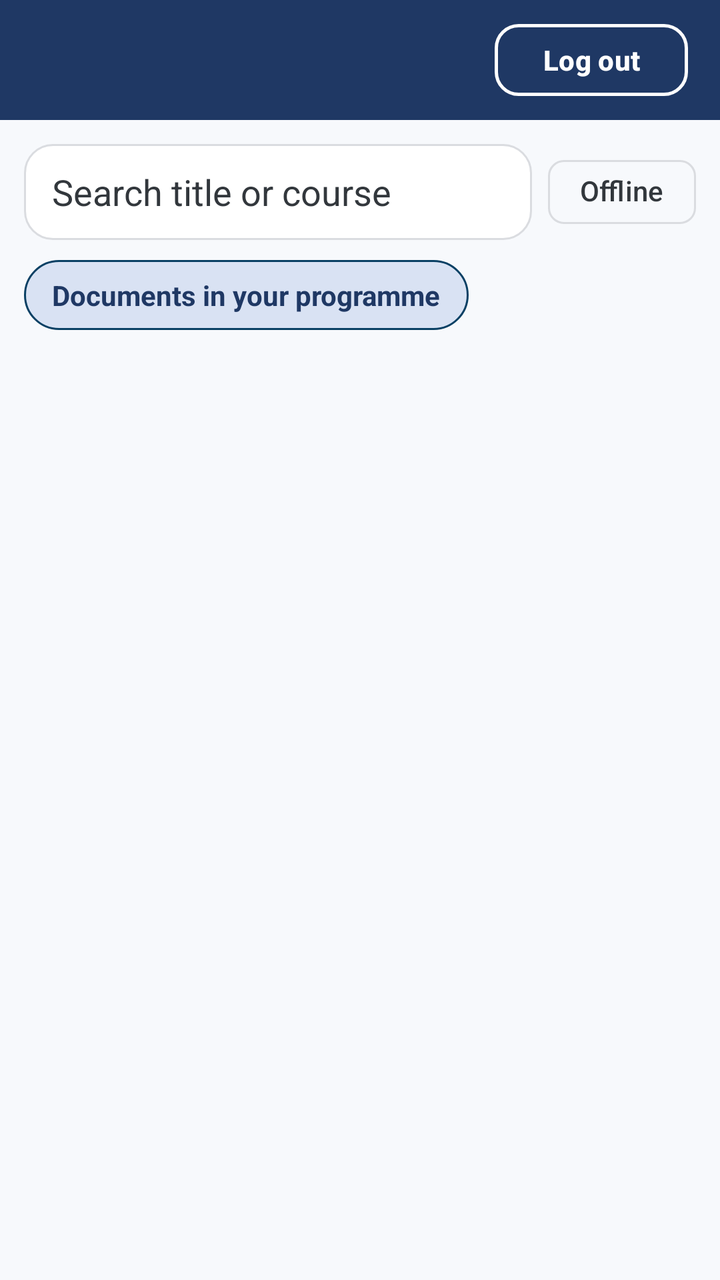
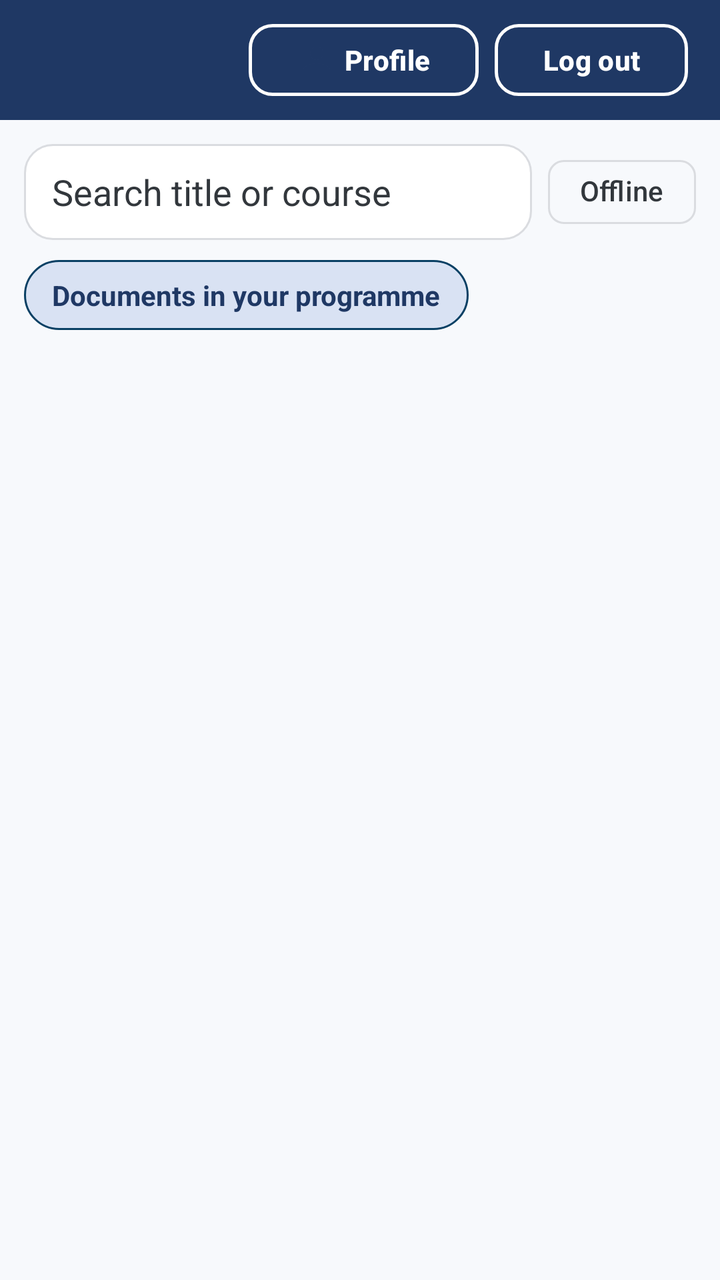

An Android layout rendered at two revisions. The XML below is the earlier revision; the diff shows what the commit changed to produce the second picture.
<!-- AndroidManifest.xml: application theme Theme.UniLib -->
<!-- res/layout/part_home_top.xml -->
<?xml version="1.0" encoding="utf-8"?>
<LinearLayout xmlns:android="http://schemas.android.com/apk/res/android"
    xmlns:app="http://schemas.android.com/apk/res-auto"
    android:layout_width="match_parent"
    android:layout_height="wrap_content"
    android:orientation="vertical">

    <RelativeLayout
        android:layout_width="match_parent"
        android:layout_height="wrap_content"
        android:background="@color/unilib_primary"
        android:paddingHorizontal="@dimen/spacing_m"
        android:paddingVertical="@dimen/spacing_s">

        <LinearLayout
            android:id="@+id/layoutStudentProfile"
            android:layout_width="wrap_content"
            android:layout_height="wrap_content"
            android:layout_alignParentStart="true"
            android:layout_centerVertical="true"
            android:layout_toStartOf="@id/btnLogout"
            android:clickable="true"
            android:focusable="true"
            android:orientation="vertical">

            <TextView
                android:id="@+id/tvWelcome"
                android:layout_width="wrap_content"
                android:layout_height="wrap_content"
                android:ellipsize="end"
                android:maxLines="1"
                android:textColor="@android:color/white"
                android:textSize="18sp"
                android:textStyle="bold" />

            <TextView
                android:id="@+id/tvStudentEmail"
                android:layout_width="wrap_content"
                android:layout_height="wrap_content"
                android:ellipsize="end"
                android:maxLines="1"
                android:textColor="@color/unilib_header_subtitle"
                android:textSize="12sp" />
        </LinearLayout>

        <com.google.android.material.button.MaterialButton
            android:id="@+id/btnLogout"
            style="@style/UniLib.Button.OutlinedLight"
            android:layout_width="wrap_content"
            android:layout_height="44dp"
            android:layout_alignParentEnd="true"
            android:layout_centerVertical="true"
            android:minWidth="0dp"
            android:text="@string/btn_logout" />
    </RelativeLayout>

    <LinearLayout
        android:layout_width="match_parent"
        android:layout_height="wrap_content"
        android:gravity="center_vertical"
        android:orientation="horizontal"
        android:paddingHorizontal="12dp"
        android:paddingTop="12dp">

        <EditText
            android:id="@+id/etSearch"
            android:layout_width="0dp"
            android:layout_height="48dp"
            android:layout_weight="1"
            android:background="@drawable/bg_search_field"
            android:hint="@string/hint_search"
            android:importantForAutofill="no"
            android:imeOptions="actionSearch"
            android:inputType="text"
            android:maxLines="1"
            android:paddingHorizontal="14dp" />

        <com.google.android.material.chip.Chip
            android:id="@+id/chipOffline"
            style="@style/Widget.Material3.Chip.Filter"
            android:layout_width="wrap_content"
            android:layout_height="48dp"
            android:layout_marginStart="8dp"
            android:checkable="true"
            android:text="@string/offline_filter"
            app:checkedIconVisible="true" />
    </LinearLayout>

    <TextView
        android:id="@+id/tvProgram"
        android:layout_width="wrap_content"
        android:layout_height="wrap_content"
        android:layout_marginHorizontal="12dp"
        android:layout_marginTop="10dp"
        android:layout_marginBottom="12dp"
        android:background="@drawable/bg_program_pill"
        android:paddingHorizontal="14dp"
        android:paddingVertical="8dp"
        android:text="@string/program_documents_unknown"
        android:textColor="@color/unilib_primary"
        android:textSize="@dimen/text_secondary"
        android:textStyle="bold" />
</LinearLayout>
<!-- resources referenced by this layout -->
<resources>
  <color name="unilib_header_subtitle">#F2F5F9</color>
  <color name="unilib_primary">#1F3864</color>
  <dimen name="spacing_m">16dp</dimen>
  <dimen name="spacing_s">8dp</dimen>
  <dimen name="text_secondary">14sp</dimen>
  <!-- drawable bg_program_pill (drawable) -->
  <?xml version="1.0" encoding="utf-8"?>
  <shape xmlns:android="http://schemas.android.com/apk/res/android"
      android:shape="rectangle">
      <solid android:color="@color/unilib_primary_container" />
      <corners android:radius="20dp" />
      <stroke
          android:width="1dp"
          android:color="@color/unilib_accent" />
  </shape>
  <!-- drawable bg_search_field (drawable) -->
  <?xml version="1.0" encoding="utf-8"?>
  <shape xmlns:android="http://schemas.android.com/apk/res/android"
      android:shape="rectangle">
      <solid android:color="@color/unilib_card" />
      <corners android:radius="14dp" />
      <stroke
          android:width="1dp"
          android:color="@color/unilib_divider" />
  </shape>
  <string name="btn_logout">Log out</string>
  <string name="hint_search">Search title or course</string>
  <string name="offline_filter">Offline</string>
  <string name="program_documents_unknown">Documents in your programme</string>
  <style name="UniLib.Button.OutlinedLight" parent="Widget.Material3.Button.OutlinedButton">
          <item name="android:textColor">@android:color/white</item>
          <item name="android:textStyle">bold</item>
          <item name="strokeColor">@android:color/white</item>
          <item name="strokeWidth">1.5dp</item>
          <item name="cornerRadius">12dp</item>
      </style>
  <style name="Theme.UniLib" parent="Base.Theme.UniLib" />
  <color name="unilib_primary_container">#D9E2F3</color>
  <color name="unilib_accent">#094064</color>
  <color name="unilib_card">#FFFFFF</color>
  <color name="unilib_divider">#DADCE0</color>
  <color name="unilib_on_container">#12294D</color>
  <color name="unilib_accent_container">#DCE8F5</color>
  <color name="unilib_surface">#F7F9FC</color>
  <color name="unilib_text">#1C1B1F</color>
  <color name="unilib_text_secondary">#32373C</color>
  <color name="unilib_error">#8F1E19</color>
  <color name="unilib_error_container">#F9DEDC</color>
  <!-- unchanged entries left out for length: 1 -->
</resources>

<!-- the commit's change to res/layout/part_home_top.xml (unified diff, before → after) -->
@@ -5,54 +5,47 @@
     android:layout_height="wrap_content"
     android:orientation="vertical">
 
-    <RelativeLayout
+    <LinearLayout
         android:layout_width="match_parent"
         android:layout_height="wrap_content"
         android:background="@color/unilib_primary"
+        android:gravity="center_vertical"
+        android:orientation="horizontal"
         android:paddingHorizontal="@dimen/spacing_m"
         android:paddingVertical="@dimen/spacing_s">
 
-        <LinearLayout
-            android:id="@+id/layoutStudentProfile"
+        <TextView
+            android:id="@+id/tvWelcome"
+            android:layout_width="0dp"
+            android:layout_height="wrap_content"
+            android:layout_weight="1"
+            android:ellipsize="end"
+            android:maxLines="1"
+            android:textColor="@android:color/white"
+            android:textSize="18sp"
+            android:textStyle="bold" />
+
+        <com.google.android.material.button.MaterialButton
+            android:id="@+id/btnProfile"
+            style="@style/UniLib.Button.OutlinedLight"
             android:layout_width="wrap_content"
-            android:layout_height="wrap_content"
-            android:layout_alignParentStart="true"
-            android:layout_centerVertical="true"
-            android:layout_toStartOf="@id/btnLogout"
-            android:clickable="true"
-            android:focusable="true"
-            android:orientation="vertical">
-
-            <TextView
-                android:id="@+id/tvWelcome"
-                android:layout_width="wrap_content"
-                android:layout_height="wrap_content"
-                android:ellipsize="end"
-                android:maxLines="1"
-                android:textColor="@android:color/white"
-                android:textSize="18sp"
-                android:textStyle="bold" />
-
-            <TextView
-                android:id="@+id/tvStudentEmail"
-                android:layout_width="wrap_content"
-                android:layout_height="wrap_content"
-                android:ellipsize="end"
-                android:maxLines="1"
-                android:textColor="@color/unilib_header_subtitle"
-                android:textSize="12sp" />
-        </LinearLayout>
+            android:layout_height="44dp"
+            android:layout_marginEnd="8dp"
+            android:minWidth="0dp"
+            android:text="Profile"
+            app:icon="@drawable/ic_profile_person"
+            app:iconGravity="textStart"
+            app:iconPadding="4dp"
+            app:iconSize="20dp" />
 
         <com.google.android.material.button.MaterialButton
             android:id="@+id/btnLogout"
             style="@style/UniLib.Button.OutlinedLight"
             android:layout_width="wrap_content"
             android:layout_height="44dp"
-            android:layout_alignParentEnd="true"
-            android:layout_centerVertical="true"
             android:minWidth="0dp"
             android:text="@string/btn_logout" />
-    </RelativeLayout>
+    </LinearLayout>
 
     <LinearLayout
         android:layout_width="match_parent"
<!-- resource entries referenced after the edit -->
@@ -1,6 +1,5 @@
 <!-- resources referenced by this layout -->
 <resources>
-  <color name="unilib_header_subtitle">#F2F5F9</color>
   <color name="unilib_primary">#1F3864</color>
   <dimen name="spacing_m">16dp</dimen>
   <dimen name="spacing_s">8dp</dimen>
@@ -25,6 +24,17 @@
           android:width="1dp"
           android:color="@color/unilib_divider" />
   </shape>
+  <!-- drawable ic_profile_person (drawable) -->
+  <vector xmlns:android="http://schemas.android.com/apk/res/android"
+      android:width="24dp"
+      android:height="24dp"
+      android:viewportWidth="24"
+      android:viewportHeight="24"
+      android:tint="@android:color/white">
+      <path
+          android:fillColor="@android:color/white"
+          android:pathData="M12,12c2.21,0 4,-1.79 4,-4s-1.79,-4 -4,-4 -4,1.79 -4,4 1.79,4 4,4zM12,14c-2.67,0 -8,1.34 -8,4v2h16v-2c0,-2.66 -5.33,-4 -8,-4z" />
+  </vector>
   <string name="btn_logout">Log out</string>
   <string name="hint_search">Search title or course</string>
   <string name="offline_filter">Offline</string>
